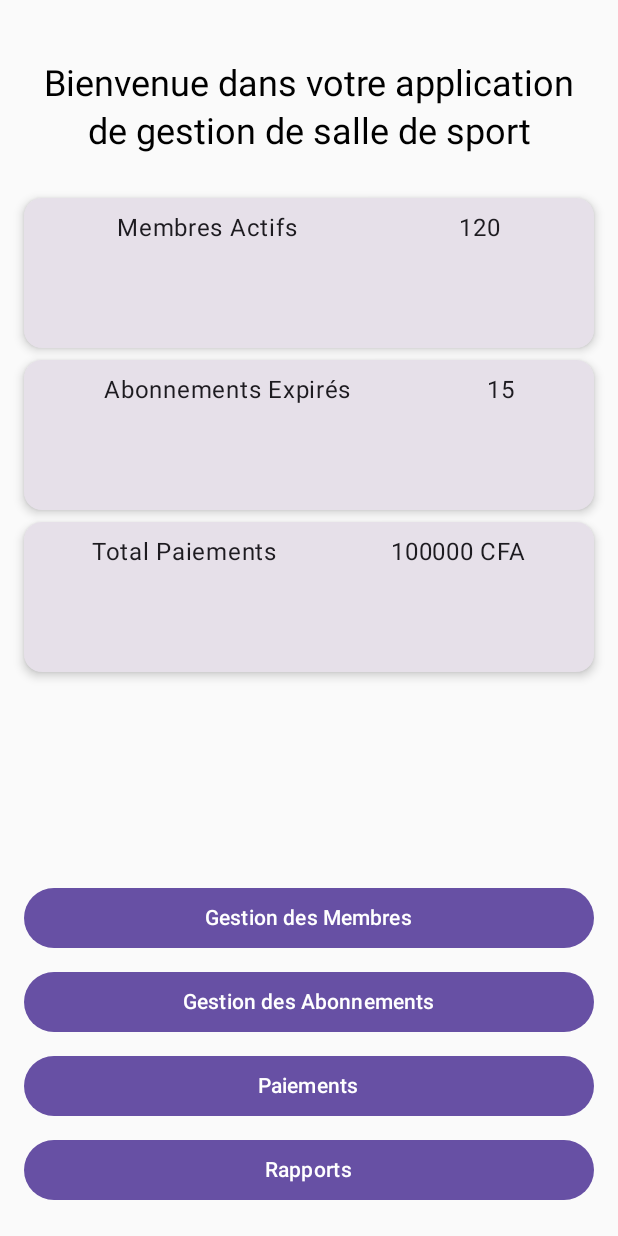
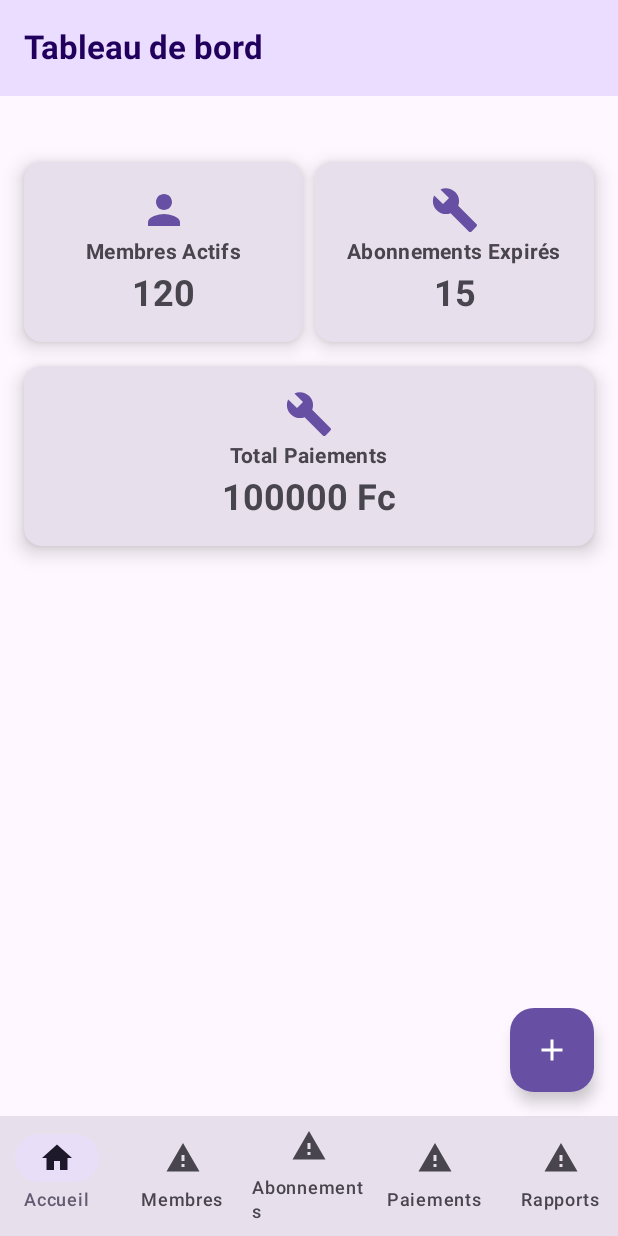
Before and after one commit to GaelNsabua/GYM-MANAGEMENT-APP, an Android app built with Jetpack Compose: the HomeScreen screen opened through its navigation route, on a phone screen of 412 x 824 dp. Run offline under Robolectric (Android 15) with nearby library versions, the phone set to English and light mode, and no system bars; our stand-ins replace Room's generated code.

Commit message:
COMMIT_04_MARS_2025 ==> ajoute du splashscreen, ecran de connexion, FAB, et navigationBar

```diff
--- a/app/build.gradle.kts
+++ b/app/build.gradle.kts
@@ -11,7 +11,7 @@ android {
 
     defaultConfig {
         applicationId = "com.example.gym_management_app"
-        minSdk = 24
+        minSdk = 29
         targetSdk = 34
         versionCode = 1
         versionName = "1.0"
--- a/app/src/main/java/com/example/gym_management_app/ui/navigation/Navigation.kt
+++ b/app/src/main/java/com/example/gym_management_app/ui/navigation/Navigation.kt
@@ -15,9 +15,12 @@ import com.example.gym_management_app.data.database.AppDatabase
 import com.example.gym_management_app.data.repository.MemberRepository
 import com.example.gym_management_app.data.repository.PaymentRepository
 import com.example.gym_management_app.data.repository.SubscriptionRepository
+import com.example.gym_management_app.ui.screens.AddMemberScreen
 import com.example.gym_management_app.ui.screens.HomeScreen
+import com.example.gym_management_app.ui.screens.LoginScreen
 import com.example.gym_management_app.ui.screens.MemberListScreen
 import com.example.gym_management_app.ui.screens.PaymentListScreen
+import com.example.gym_management_app.ui.screens.SplashScreen
 import com.example.gym_management_app.ui.screens.SubscriptionListScreen
 import com.example.gym_management_app.viewmodel.MemberViewModel
 import com.example.gym_management_app.viewmodel.MemberViewModelFactory
@@ -46,7 +49,15 @@ fun Navigation(){
     // Crée ou récupère le NavController pour gérer la navigation entre les écrans
     val navController = rememberNavController()
     // Définition du NavHost, qui gère le système de navigation et définit l'écran de départ ("home")
-    NavHost(navController = navController, startDestination = "home") {
+    NavHost(navController = navController, startDestination = "splash") {
+        // Écran de chargement (splash screen)
+        composable("splash") {
+            SplashScreen(navController = navController)
+        }
+        // Ecran de connexion (login screen)
+        composable("login") {
+            LoginScreen(navController = navController)
+        }
         // Écran d'accueil (tableau de bord)
         composable("home") {
             HomeScreen(
@@ -54,6 +65,13 @@ fun Navigation(){
                 memberViewModel = memberViewModel,
                 subscriptionViewModel = subscriptionViewModel,
                 paymentViewModel = paymentViewModel
+            )
+        }
+        composable("addMember") {
+            AddMemberScreen(
+                navController = navController,
+                memberViewModel = memberViewModel,
+                subscriptionViewModel = subscriptionViewModel
             )
         }
         // Écran de la liste des membres
--- a/app/src/main/java/com/example/gym_management_app/ui/screens/HomeScreen.kt
+++ b/app/src/main/java/com/example/gym_management_app/ui/screens/HomeScreen.kt
@@ -1,144 +1,210 @@
 package com.example.gym_management_app.ui.screens
 
-import androidx.compose.foundation.layout.Arrangement
-import androidx.compose.foundation.layout.Column
-import androidx.compose.foundation.layout.Row
-import androidx.compose.foundation.layout.Spacer
-import androidx.compose.foundation.layout.fillMaxSize
-import androidx.compose.foundation.layout.fillMaxWidth
-import androidx.compose.foundation.layout.height
-import androidx.compose.foundation.layout.padding
-import androidx.compose.foundation.layout.width
-import androidx.compose.material3.Button
-import androidx.compose.material3.Card
-import androidx.compose.material3.CardDefaults
-import androidx.compose.material3.MaterialTheme
-import androidx.compose.material3.Text
+import androidx.compose.foundation.layout.*
+import androidx.compose.foundation.shape.RoundedCornerShape
+import androidx.compose.material.icons.Icons
+import androidx.compose.material.icons.filled.*
+import androidx.compose.material3.*
 import androidx.compose.runtime.Composable
 import androidx.compose.ui.Alignment
 import androidx.compose.ui.Modifier
+import androidx.compose.ui.graphics.Color
+import androidx.compose.ui.text.font.FontWeight
 import androidx.compose.ui.text.style.TextAlign
 import androidx.compose.ui.tooling.preview.Preview
 import androidx.compose.ui.unit.dp
 import androidx.lifecycle.viewmodel.compose.viewModel
 import androidx.navigation.NavController
+import androidx.navigation.NavHostController
+import androidx.navigation.compose.NavHost
+import androidx.navigation.compose.composable
 import androidx.navigation.compose.rememberNavController
 import com.example.gym_management_app.viewmodel.MemberViewModel
 import com.example.gym_management_app.viewmodel.PaymentViewModel
 import com.example.gym_management_app.viewmodel.SubscriptionViewModel
 
+@OptIn(ExperimentalMaterial3Api::class)
 @Composable
 fun HomeScreen(
-    navController: NavController,
-    memberViewModel: MemberViewModel,
-    subscriptionViewModel: SubscriptionViewModel,
-    paymentViewModel: PaymentViewModel,
+    navController: NavHostController,
+    memberViewModel: MemberViewModel = viewModel(),
+    subscriptionViewModel: SubscriptionViewModel = viewModel(),
+    paymentViewModel: PaymentViewModel = viewModel(),
     modifier: Modifier = Modifier
 ) {
-    // Pour l'instant, nous utilisons des données fictives pour les statistiques.
-    // Dans une version réelle, ces valeurs proviendraient de vos ViewModels.
     val activeMembersCount = 120          // Exemple : nombre de membres actifs
     val expiredSubscriptionsCount = 15    // Exemple : nombre d'abonnements expirés
-    val totalPayments = 100000             // Exemple : total des paiements en CFA
+    val totalPayments = 100000             // Exemple : total des paiements en Fc
 
-    // Structure principale de l'écran : une colonne qui occupe tout l'espace et possède un padding.
+    Scaffold(
+        topBar = {
+            TopAppBar(
+                title = { Text("Tableau de bord", fontWeight = FontWeight.Bold) },
+                colors = TopAppBarDefaults.smallTopAppBarColors(
+                    containerColor = MaterialTheme.colorScheme.primaryContainer,
+                    titleContentColor = MaterialTheme.colorScheme.onPrimaryContainer
+                )
+            )
+        },
+        bottomBar = {
+            NavigationBar(
+                containerColor = MaterialTheme.colorScheme.surfaceVariant,
+                contentColor = MaterialTheme.colorScheme.onSurfaceVariant
+            ) {
+                NavigationBarItem(
+                    icon = { Icon(Icons.Default.Home, contentDescription = "Home") },
+                    label = { Text("Accueil") },
+                    selected = navController.currentDestination?.route == "home",
+                    onClick = { navController.navigate("home") }
+                )
+                NavigationBarItem(
+                    icon = { Icon(Icons.Default.Warning, contentDescription = "Members") },
+                    label = { Text("Membres") },
+                    selected = navController.currentDestination?.route == "memberList",
+                    onClick = { navController.navigate("memberList") }
+                )
+                NavigationBarItem(
+                    icon = { Icon(Icons.Default.Warning, contentDescription = "Subscriptions") },
+                    label = { Text("Abonnements") },
+                    selected = navController.currentDestination?.route == "subscriptionList",
+                    onClick = { navController.navigate("subscriptionList") }
+                )
+                NavigationBarItem(
+                    icon = { Icon(Icons.Default.Warning, contentDescription = "Payments") },
+                    label = { Text("Paiements") },
+                    selected = navController.currentDestination?.route == "paymentList",
+                    onClick = { navController.navigate("paymentList") }
+                )
+                NavigationBarItem(
+                    icon = { Icon(Icons.Default.Warning, contentDescription = "Reports") },
+                    label = { Text("Rapports") },
+                    selected = navController.currentDestination?.route == "reportScreen",
+                    onClick = { navController.navigate("reportScreen") }
+                )
+            }
+        },
+        floatingActionButton = {
+            FloatingActionButton(onClick = {navController.navigate("addMember")},
+                containerColor = MaterialTheme.colorScheme.primary,
+                contentColor = MaterialTheme.colorScheme.onPrimary) {
+                Icon(Icons.Default.Add, contentDescription = "Ajouter un membre")
+            }
+        },
+        floatingActionButtonPosition = FabPosition.End
+    ) { innerPadding ->
         Column(
             modifier = modifier
                 .fillMaxSize()
+                .padding(innerPadding)
                 .padding(16.dp),
-        verticalArrangement = Arrangement.SpaceBetween  // Espace entre la section du haut et celle du bas
+            verticalArrangement = Arrangement.Top
         ) {
-        // SECTION DU HAUT : Message de bienvenue et statistiques
-        Column {
-            // Message de bienvenue centré
-            Spacer(modifier = Modifier.height(24.dp))
+            /* Message de bienvenue
             Text(
                 text = "Bienvenue dans votre application de gestion de salle de sport",
                 style = MaterialTheme.typography.headlineSmall,
                 modifier = Modifier.fillMaxWidth(),
-                textAlign = TextAlign.Center
+                textAlign = TextAlign.Center,
+                fontWeight = FontWeight.Bold,
+                color = MaterialTheme.colorScheme.primary
             )
+*/
             Spacer(modifier = Modifier.height(24.dp))
 
-                // Carte pour le nombre de membres actifs
+            // Section des statistiques
+            Row(
+                modifier = Modifier.fillMaxWidth(),
+                horizontalArrangement = Arrangement.SpaceBetween
+            ) {
                 StatisticCard(
                     title = "Membres Actifs",
-                    value = activeMembersCount.toString()
+                    value = activeMembersCount.toString(),
+                    icon = Icons.Default.Person,
+                    modifier = Modifier.weight(1f)
                 )
-                // Carte pour le nombre d'abonnements expirés
+                Spacer(modifier = Modifier.width(8.dp))
                 StatisticCard(
                     title = "Abonnements Expirés",
-                    value = expiredSubscriptionsCount.toString()
+                    value = expiredSubscriptionsCount.toString(),
+                    icon = Icons.Default.Build,
+                    modifier = Modifier.weight(1f)
                 )
-                // Carte pour le total des paiements
+            }
+            Spacer(modifier = Modifier.height(8.dp))
             StatisticCard(
                 title = "Total Paiements",
-                    value = "$totalPayments CFA"
+                value = "$totalPayments Fc",
+                icon = Icons.Default.Build,
+                modifier = Modifier.fillMaxWidth()
             )
-        }
 
-        // SECTION DU BAS : Boutons de navigation vers les différentes fonctionnalités
-        Column {
-            Button(
-                onClick = { navController.navigate("memberList") },
-                modifier = Modifier
-                    .fillMaxWidth()
-                    .padding(vertical = 4.dp)
-            ) {
-                Text("Gestion des Membres")
-            }
-            Button(
-                onClick = { navController.navigate("subscriptionList") },
-                modifier = Modifier
-                    .fillMaxWidth()
-                    .padding(vertical = 4.dp)
-            ) {
-                Text("Gestion des Abonnements")
-            }
-            Button(
-                onClick = { navController.navigate("paymentList") },
-                modifier = Modifier
-                    .fillMaxWidth()
-                    .padding(vertical = 4.dp)
-            ) {
-                Text("Paiements")
-            }
-            Button(
-                onClick = { navController.navigate("reportScreen") },
-                modifier = Modifier
-                    .fillMaxWidth()
-                    .padding(vertical = 4.dp)
-            ) {
-                Text("Rapports")
-            }
+            Spacer(modifier = Modifier.height(24.dp))
+
         }
     }
 }
 
-/**
- * Composable qui affiche une carte de statistique.
- * @param title Titre de la statistique (ex. « Membres Actifs »)
- * @param value Valeur de la statistique (ex. « 120 »)
- */
 @Composable
-fun StatisticCard(title: String, value: String, modifier: Modifier = Modifier) {
+fun StatisticCard(
+    title: String,
+    value: String,
+    icon: androidx.compose.ui.graphics.vector.ImageVector,
+    modifier: Modifier = Modifier
+) {
     Card(
         modifier = modifier
-            .fillMaxWidth()
             .padding(vertical = 4.dp)
-            .height(100.dp),
-        elevation = CardDefaults.cardElevation(defaultElevation = 4.dp)
+            .height(120.dp),
+        elevation = CardDefaults.cardElevation(defaultElevation = 8.dp),
+        shape = RoundedCornerShape(12.dp),
+        colors = CardDefaults.cardColors(
+            containerColor = MaterialTheme.colorScheme.surfaceVariant,
+            contentColor = MaterialTheme.colorScheme.onSurfaceVariant
+        )
     ) {
-        // Disposition en colonne pour centrer le contenu dans la carte
-        Row(
+        Column(
             modifier = Modifier
                 .fillMaxSize()
-                .padding(8.dp),
-            horizontalArrangement = Arrangement.SpaceEvenly
+                .padding(16.dp),
+            verticalArrangement = Arrangement.SpaceBetween,
+            horizontalAlignment = Alignment.CenterHorizontally
         ) {
-            Text(text = title, style = MaterialTheme.typography.bodyLarge)
-            Spacer(modifier = Modifier.height(8.dp))
-            Text(text = value, style = MaterialTheme.typography.bodyLarge)
+            Icon(icon, contentDescription = title, tint = MaterialTheme.colorScheme.primary, modifier = Modifier.size(32.dp))
+            Text(text = title, style = MaterialTheme.typography.bodyMedium, fontWeight = FontWeight.Bold)
+            Text(text = value, style = MaterialTheme.typography.headlineSmall, fontWeight = FontWeight.Bold)
         }
     }
 }
+
+@Composable
+fun ActionButton(
+    text: String,
+    icon: androidx.compose.ui.graphics.vector.ImageVector,
+    onClick: () -> Unit,
+    modifier: Modifier = Modifier
+) {
+    Button(
+        onClick = onClick,
+        modifier = modifier.fillMaxWidth(),
+        shape = RoundedCornerShape(12.dp),
+        colors = ButtonDefaults.buttonColors(
+            containerColor = MaterialTheme.colorScheme.primary,
+            contentColor = MaterialTheme.colorScheme.onPrimary
+        ),
+        elevation = ButtonDefaults.buttonElevation(
+            defaultElevation = 8.dp,
+            pressedElevation = 4.dp
+        )
+    ) {
+        Icon(icon, contentDescription = text, modifier = Modifier.size(ButtonDefaults.IconSize))
+        Spacer(Modifier.size(ButtonDefaults.IconSpacing))
+        Text(text.uppercase(), fontWeight = FontWeight.Bold)
+    }
+}
+
+@Composable
+@Preview
+fun HomeScreenPreview() {
+    val navController = rememberNavController()
+    HomeScreen(navController = navController)
+}
--- /dev/null
+++ b/app/src/main/java/com/example/gym_management_app/ui/screens/SplashScreen.kt
@@ -0,0 +1,32 @@
+package com.example.gym_management_app.ui.screens
+
+import androidx.compose.foundation.Image
+import androidx.compose.foundation.layout.Box
+import androidx.compose.foundation.layout.fillMaxSize
+import androidx.compose.runtime.Composable
+import androidx.compose.runtime.LaunchedEffect
+import androidx.compose.ui.Modifier
+import androidx.compose.ui.layout.ContentScale
+import androidx.compose.ui.res.painterResource
+import androidx.navigation.NavController
+import kotlinx.coroutines.delay
+import com.example.gym_management_app.R
+
+@Composable
+fun SplashScreen(navController: NavController) {
+    Box(modifier = Modifier.fillMaxSize()) {
+        // Ajoutez une image de fond pour le Splash Screen
+        Image(
+            painter = painterResource(id = R.drawable.back), // image de fond
+            contentDescription = "Splash Background",
+            modifier = Modifier.fillMaxSize(),
+            contentScale = ContentScale.Crop
+        )
+    }
+
+    // Redirige vers l'écran de connexion après le délai
+    LaunchedEffect(Unit) {
+        delay(5000) // delai de 5 secondes d'affichage
+        navController.navigate("login") // Redirige vers l'écran de connexion
+    }
+}
```
Also changed, not shown: app/src/main/java/com/example/gym_management_app/ui/screens/LoginScreen.kt (added, +65 -0 lines), app/src/main/res/drawable/back.jpg (added), gradle/wrapper/gradle-wrapper.properties. Lines whose indentation alone changed are shown as unchanged.
